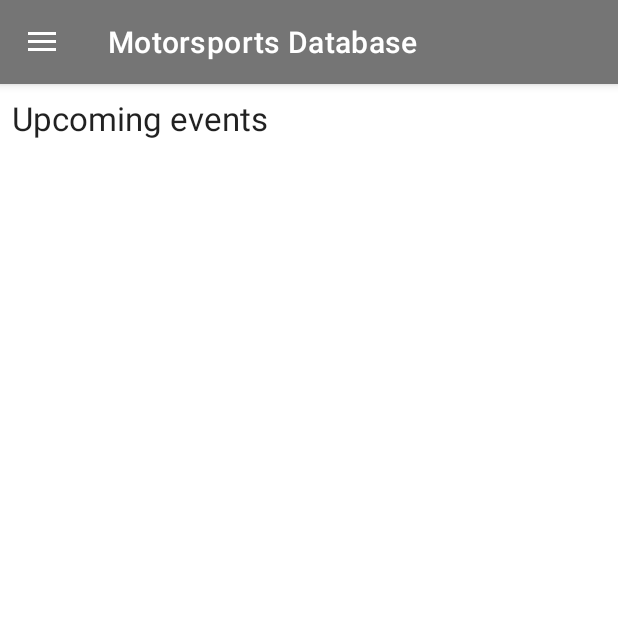
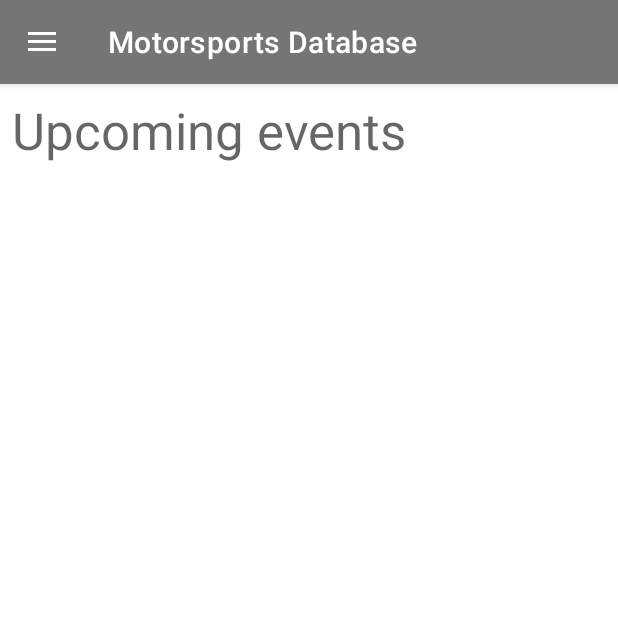
Before and after one commit to iclavijos/msdb-android-client, an Android app: the screen it shows after launch (HomeActivity), on a phone screen of 412 x 824 dp, the top half of it. Run offline under Robolectric (Android 15) with nearby library versions, the phone set to English and light mode, and no system bars; our stand-ins replace navigation-ui; libraries missing offline, so code that uses them is left out: com.auth0.android, retrofit2.converter.jackson; pictures from the network do not load; 10 statements that could not run were skipped.

Commit message:
UI improvements

```diff
--- a/app/src/main/java/com/icesoft/msdb/android/ui/upcomingsessions/UpcomingSessionsDayRecyclerViewAdapter.java
+++ b/app/src/main/java/com/icesoft/msdb/android/ui/upcomingsessions/UpcomingSessionsDayRecyclerViewAdapter.java
@@ -62,7 +62,7 @@ public class UpcomingSessionsDayRecyclerViewAdapter extends RecyclerView.Adapter
         Glide.with(holder.mView)
                 .load(upcomingSession.getSeriesLogo())
                 //.override(150)
-                .fitCenter()
+                .centerInside()
                 .into(holder.mViewSeriesLogo);
     }
 
--- a/app/src/main/res/layout/fragment_home.xml
+++ b/app/src/main/res/layout/fragment_home.xml
@@ -24,7 +24,7 @@
             android:layout_width="match_parent"
             android:layout_height="wrap_content"
             android:text="@string/upcomingEvents"
-            android:textAppearance="@style/TextAppearance.AppCompat.Large" />
+            android:textAppearance="@style/TextAppearance.AppCompat.Display1" />
 
         <ScrollView
             android:layout_width="match_parent"
```
Also changed, not shown: app/src/main/res/layout/upcoming_sessions_day_layout.xml (+5 -4 lines).
